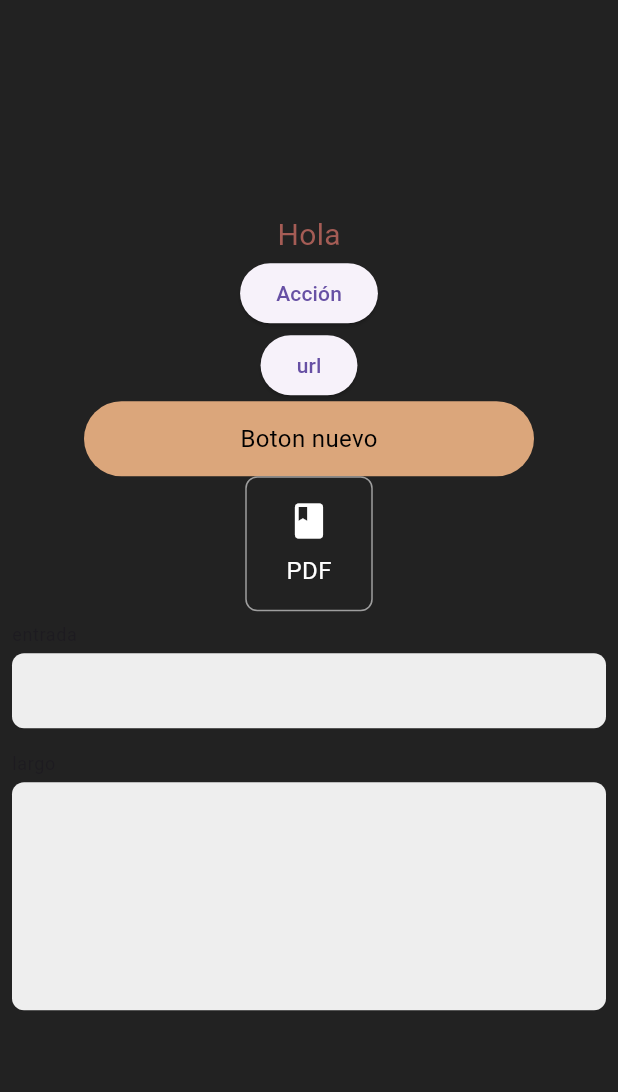
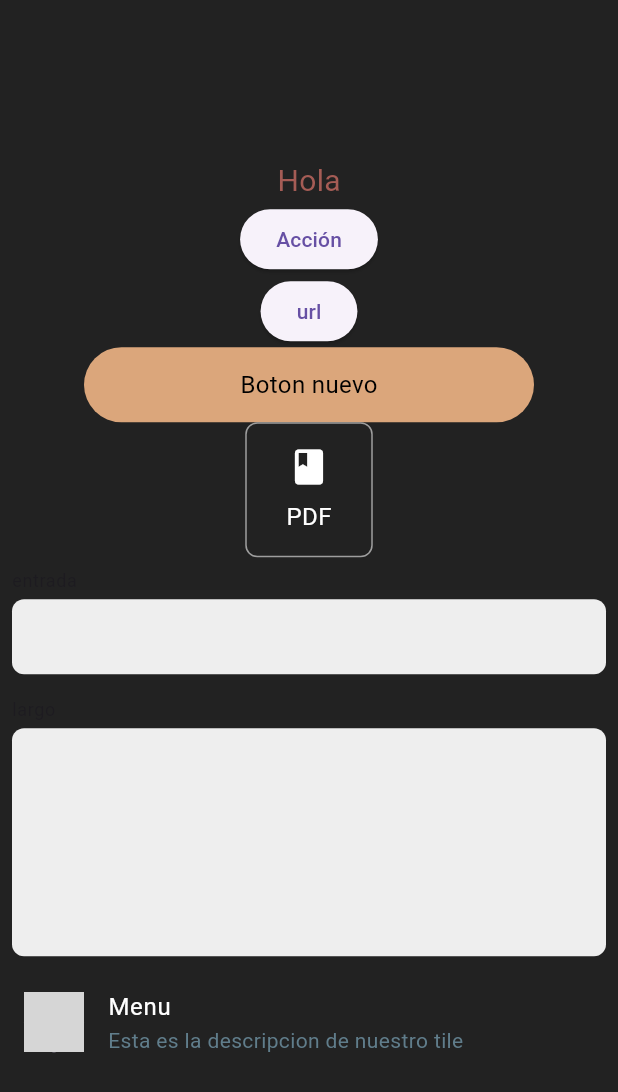
Before and after one commit to Gabo-Mamani/App-Notas, a Flutter app: the screen it shows after launch, on a phone screen of 412 x 824 dp. Shown: the top 1092 px of the screen. Run offline on Flutter 3.47's test engine with Material 3 defaults, Android fonts, the phone set to English and light mode, and no system bars; our stand-ins replace shared_preferences; network calls fail; grey boxes are pictures that could not be loaded.

Commit message:
Configuración de dependencias y creación de tiles

```diff
--- a/lib/src/ui/pages/home_page.dart
+++ b/lib/src/ui/pages/home_page.dart
@@ -3,6 +3,7 @@
 import 'package:app_notas/src/core/controllers/theme_controller.dart';
 import 'package:app_notas/src/ui/widgets/buttons/card_button.dart';
 import 'package:app_notas/src/ui/widgets/buttons/simple_buttons.dart';
+import 'package:app_notas/src/ui/widgets/custom_tiles/custom_tile.dart';
 import 'package:app_notas/src/ui/widgets/text_inputs/text_inputs.dart';
 import 'package:flutter/material.dart';
 import 'package:url_launcher/url_launcher.dart';
@@ -76,6 +77,10 @@ class _HomePageState extends State<HomePage> {
                   LargeTextInput(
                     title: "largo",
                     controller: _controller2
+                    ),
+                    ImageTile(
+                      title: "Menu",
+                      description: "Esta es la descripcion de nuestro tile",
                     )
                 ],
         ));
--- /dev/null
+++ b/lib/src/ui/widgets/custom_tiles/custom_tile.dart
@@ -0,0 +1,57 @@
+import 'package:app_notas/src/core/controllers/theme_controller.dart';
+import 'package:flutter/material.dart';
+
+
+class SimpleTile extends StatelessWidget {
+  final String title;
+  final IconData? leading;
+  final IconData? trailing;
+  final Function? onTap;
+
+  Color getColorText() {
+    return ThemeController.instance.brightnessValue
+    ? Colors.black
+    :Colors.white;
+  }
+
+  SimpleTile({ Key? key, this.title ="",this.leading,this.trailing,this.onTap})
+  : super(key: key);
+  @override
+  Widget build(BuildContext context) {
+    return ListTile(
+      onTap: ()=>onTap,
+      title: Text(title, style: TextStyle(color: getColorText())),
+      leading: Icon(leading, color: getColorText()),
+      trailing: trailing!=null ? Icon(trailing, color: Colors.grey) : SizedBox(),
+    );
+  }
+}
+
+class ImageTile extends StatelessWidget {
+  final String title;
+  final String image;
+  final String description;
+  final Function? onTap;
+
+  Color getColorText() {
+    return ThemeController.instance.brightnessValue
+    ? Colors.black
+    :Colors.white;
+  }
+
+  ImageTile({ Key? key,
+  this.title ="",
+  this.image="https://upload.wikimedia.org/wikipedia/commons/thumb/d/da/Imagen_no_disponible.svg/480px-Imagen_no_disponible.svg.png",
+  this.description="",
+  this.onTap})
+  : super(key: key);
+  @override
+  Widget build(BuildContext context) {
+    return ListTile(
+      onTap: ()=>onTap,
+      title: Text(title, style: TextStyle(color: getColorText())),
+      leading: CircleAvatar(backgroundImage: NetworkImage(image),),
+      subtitle: Text(description, style: TextStyle(color: Colors.blueGrey),),
+    );
+  }
+}
```
Also changed, not shown: 3 other files.
